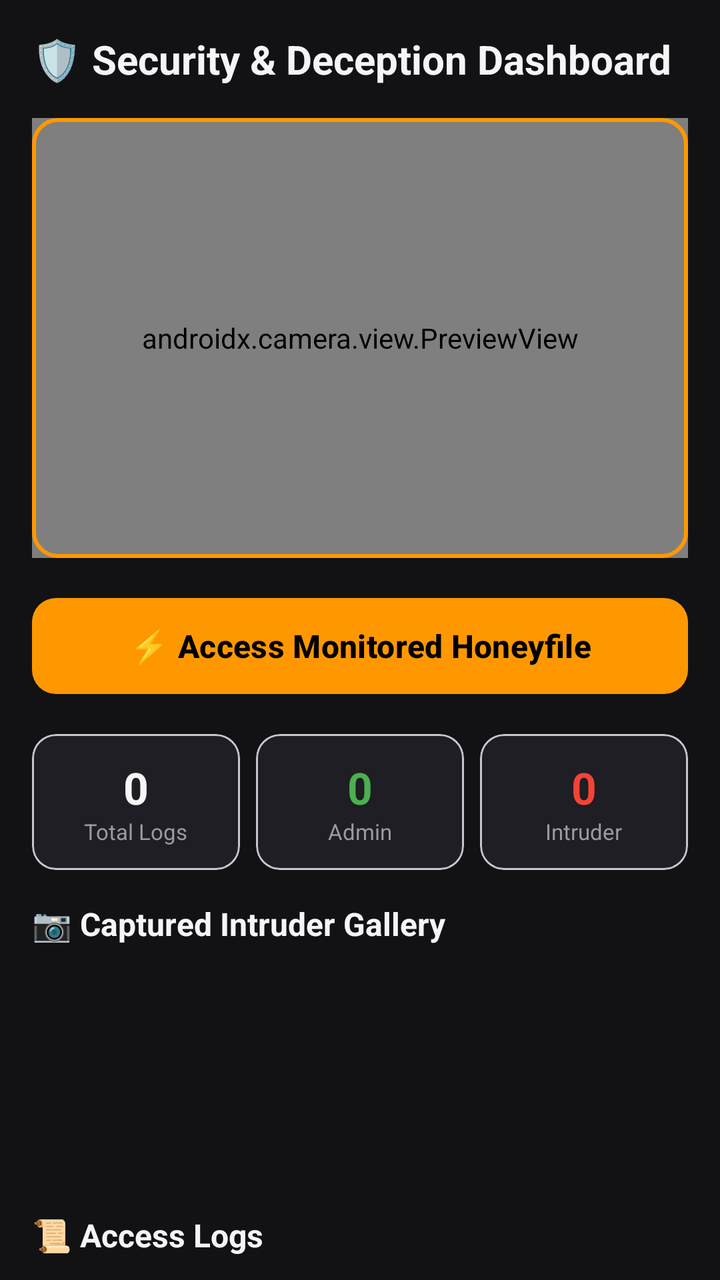
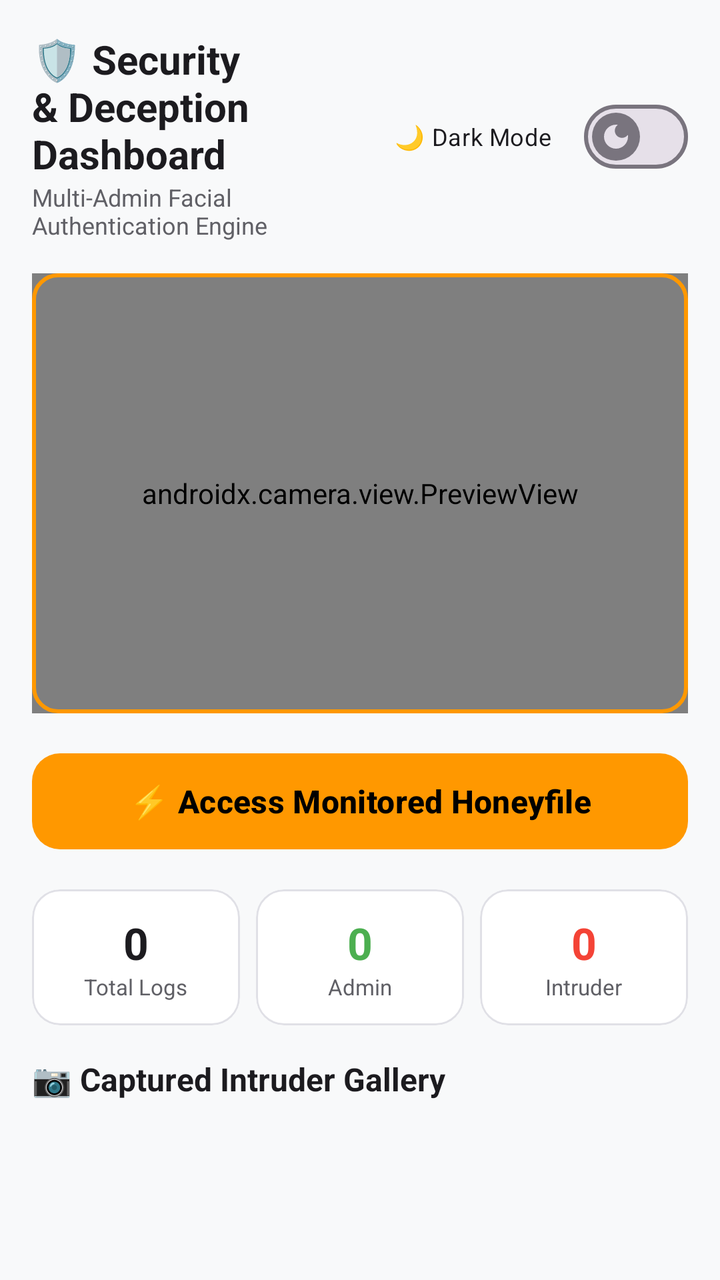

The first picture is an Android layout as it rendered before a commit; the second is the same layout after the commit. The layout source and the unified diff follow.
<!-- AndroidManifest.xml: activity theme Theme.HoneyfileSecurity -->
<!-- res/layout/activity_main.xml -->
<?xml version="1.0" encoding="utf-8"?>
<androidx.core.widget.NestedScrollView xmlns:android="http://schemas.android.com/apk/res/android"
    xmlns:app="http://schemas.android.com/apk/res-auto"
    android:layout_width="match_parent"
    android:layout_height="match_parent"
    android:background="@color/dark_bg"
    android:fillViewport="true">

    <LinearLayout
        android:layout_width="match_parent"
        android:layout_height="wrap_content"
        android:orientation="vertical"
        android:padding="16dp">

        
        <TextView
            android:layout_width="wrap_content"
            android:layout_height="wrap_content"
            android:text="@string/dashboard_title"
            android:textColor="@color/text_primary"
            android:textSize="20sp"
            android:textStyle="bold"
            android:layout_marginBottom="16dp" />

        
        <FrameLayout
            android:layout_width="match_parent"
            android:layout_height="220dp"
            android:layout_marginBottom="16dp">

            <androidx.camera.view.PreviewView
                android:id="@+id/previewView"
                android:layout_width="match_parent"
                android:layout_height="match_parent" />

            <View
                android:layout_width="match_parent"
                android:layout_height="match_parent"
                android:background="@drawable/camera_overlay_border" />
        </FrameLayout>

        
        <com.google.android.material.button.MaterialButton
            android:id="@+id/btnTrigger"
            android:layout_width="match_parent"
            android:layout_height="56dp"
            android:text="@string/trigger_button_text"
            android:textColor="@color/black"
            android:textSize="16sp"
            android:textStyle="bold"
            app:backgroundTint="@color/primary_accent"
            app:cornerRadius="12dp"
            android:layout_marginBottom="16dp" />

        
        <LinearLayout
            android:layout_width="match_parent"
            android:layout_height="wrap_content"
            android:orientation="horizontal"
            android:layout_marginBottom="16dp">

            <com.google.android.material.card.MaterialCardView
                android:layout_width="0dp"
                android:layout_height="wrap_content"
                android:layout_weight="1"
                android:layout_marginEnd="4dp"
                app:cardBackgroundColor="@color/card_bg"
                app:cardCornerRadius="12dp">
                <LinearLayout
                    android:layout_width="match_parent"
                    android:layout_height="wrap_content"
                    android:orientation="vertical"
                    android:padding="12dp"
                    android:gravity="center">
                    <TextView
                        android:id="@+id/tvTotalLogs"
                        android:layout_width="wrap_content"
                        android:layout_height="wrap_content"
                        android:text="0"
                        android:textColor="@color/text_primary"
                        android:textSize="22sp"
                        android:textStyle="bold" />
                    <TextView
                        android:layout_width="wrap_content"
                        android:layout_height="wrap_content"
                        android:text="Total Logs"
                        android:textColor="@color/text_secondary"
                        android:textSize="11sp" />
                </LinearLayout>
            </com.google.android.material.card.MaterialCardView>

            <com.google.android.material.card.MaterialCardView
                android:layout_width="0dp"
                android:layout_height="wrap_content"
                android:layout_weight="1"
                android:layout_marginHorizontal="4dp"
                app:cardBackgroundColor="@color/card_bg"
                app:cardCornerRadius="12dp">
                <LinearLayout
                    android:layout_width="match_parent"
                    android:layout_height="wrap_content"
                    android:orientation="vertical"
                    android:padding="12dp"
                    android:gravity="center">
                    <TextView
                        android:id="@+id/tvAdminCount"
                        android:layout_width="wrap_content"
                        android:layout_height="wrap_content"
                        android:text="0"
                        android:textColor="@color/success_green"
                        android:textSize="22sp"
                        android:textStyle="bold" />
                    <TextView
                        android:layout_width="wrap_content"
                        android:layout_height="wrap_content"
                        android:text="Admin"
                        android:textColor="@color/text_secondary"
                        android:textSize="11sp" />
                </LinearLayout>
            </com.google.android.material.card.MaterialCardView>

            <com.google.android.material.card.MaterialCardView
                android:layout_width="0dp"
                android:layout_height="wrap_content"
                android:layout_weight="1"
                android:layout_marginStart="4dp"
                app:cardBackgroundColor="@color/card_bg"
                app:cardCornerRadius="12dp">
                <LinearLayout
                    android:layout_width="match_parent"
                    android:layout_height="wrap_content"
                    android:orientation="vertical"
                    android:padding="12dp"
                    android:gravity="center">
                    <TextView
                        android:id="@+id/tvIntruderCount"
                        android:layout_width="wrap_content"
                        android:layout_height="wrap_content"
                        android:text="0"
                        android:textColor="@color/alert_red"
                        android:textSize="22sp"
                        android:textStyle="bold" />
                    <TextView
                        android:layout_width="wrap_content"
                        android:layout_height="wrap_content"
                        android:text="Intruder"
                        android:textColor="@color/text_secondary"
                        android:textSize="11sp" />
                </LinearLayout>
            </com.google.android.material.card.MaterialCardView>

        </LinearLayout>

        
        <TextView
            android:layout_width="wrap_content"
            android:layout_height="wrap_content"
            android:text="@string/gallery_section_title"
            android:textColor="@color/text_primary"
            android:textSize="16sp"
            android:textStyle="bold"
            android:layout_marginBottom="8dp" />

        <androidx.recyclerview.widget.RecyclerView
            android:id="@+id/rvGallery"
            android:layout_width="match_parent"
            android:layout_height="110dp"
            android:orientation="horizontal"
            android:layout_marginBottom="16dp" />

        
        <TextView
            android:layout_width="wrap_content"
            android:layout_height="wrap_content"
            android:text="@string/logs_section_title"
            android:textColor="@color/text_primary"
            android:textSize="16sp"
            android:textStyle="bold"
            android:layout_marginBottom="8dp" />

        <androidx.recyclerview.widget.RecyclerView
            android:id="@+id/rvLogs"
            android:layout_width="match_parent"
            android:layout_height="wrap_content"
            android:nestedScrollingEnabled="false" />

    </LinearLayout>

</androidx.core.widget.NestedScrollView>
<!-- resources referenced by this layout -->
<resources>
  <color name="alert_red">#F44336</color>
  <color name="black">#FF000000</color>
  <color name="card_bg">#1E1E24</color>
  <color name="dark_bg">#121214</color>
  <color name="primary_accent">#FF9800</color>
  <color name="success_green">#4CAF50</color>
  <color name="text_primary">#F5F5F7</color>
  <color name="text_secondary">#9A9AA0</color>
  <!-- drawable camera_overlay_border (drawable) -->
  <?xml version="1.0" encoding="utf-8"?>
  <shape xmlns:android="http://schemas.android.com/apk/res/android"
      android:shape="rectangle">
      <stroke android:width="2dp" android:color="@color/primary_accent" />
      <corners android:radius="12dp" />
  </shape>
  <string name="dashboard_title">🛡️ Security &amp; Deception Dashboard</string>
  <string name="gallery_section_title">📷 Captured Intruder Gallery</string>
  <string name="logs_section_title">📜 Access Logs</string>
  <string name="trigger_button_text">⚡ Access Monitored Honeyfile</string>
  <style name="Theme.HoneyfileSecurity" parent="Theme.Material3.DayNight.NoActionBar">
          <item name="colorPrimary">@color/primary_accent</item>
          <item name="colorOnPrimary">@color/black</item>
          <item name="colorSecondary">@color/teal_200</item>
          <item name="android:statusBarColor">@color/dark_bg</item>
          <item name="android:windowBackground">@color/dark_bg</item>
      </style>
  <color name="teal_200">#FF03DAC5</color>
</resources>

<!-- the commit's change to res/layout/activity_main.xml (unified diff, before → after) -->
@@ -3,7 +3,7 @@
     xmlns:app="http://schemas.android.com/apk/res-auto"
     android:layout_width="match_parent"
     android:layout_height="match_parent"
-    android:background="@color/dark_bg"
+    android:background="?attr/appBackgroundColor"
     android:fillViewport="true">
 
     <LinearLayout
@@ -13,14 +13,46 @@
         android:padding="16dp">
 
         
-        <TextView
-            android:layout_width="wrap_content"
-            android:layout_height="wrap_content"
-            android:text="@string/dashboard_title"
-            android:textColor="@color/text_primary"
-            android:textSize="20sp"
-            android:textStyle="bold"
-            android:layout_marginBottom="16dp" />
+        <LinearLayout
+            android:layout_width="match_parent"
+            android:layout_height="wrap_content"
+            android:orientation="horizontal"
+            android:gravity="center_vertical"
+            android:layout_marginBottom="16dp">
+
+            <LinearLayout
+                android:layout_width="0dp"
+                android:layout_height="wrap_content"
+                android:layout_weight="1"
+                android:orientation="vertical">
+
+                <TextView
+                    android:layout_width="wrap_content"
+                    android:layout_height="wrap_content"
+                    android:text="@string/dashboard_title"
+                    android:textColor="?attr/appTextColorPrimary"
+                    android:textSize="20sp"
+                    android:textStyle="bold" />
+
+                <TextView
+                    android:layout_width="wrap_content"
+                    android:layout_height="wrap_content"
+                    android:text="@string/dashboard_subtitle"
+                    android:textColor="?attr/appTextColorSecondary"
+                    android:textSize="12sp" />
+
+            </LinearLayout>
+
+            <com.google.android.material.materialswitch.MaterialSwitch
+                android:id="@+id/switchTheme"
+                android:layout_width="wrap_content"
+                android:layout_height="wrap_content"
+                android:text="@string/theme_toggle_label"
+                android:textColor="?attr/appTextColorPrimary"
+                android:textSize="12sp"
+                app:thumbIcon="@drawable/ic_theme_toggle_icon" />
+
+        </LinearLayout>
 
         
         <FrameLayout
@@ -49,7 +81,7 @@
             android:textSize="16sp"
             android:textStyle="bold"
             app:backgroundTint="@color/primary_accent"
-            app:cornerRadius="12dp"
+            app:cornerRadius="14dp"
             android:layout_marginBottom="16dp" />
 
         
@@ -64,8 +96,10 @@
                 android:layout_height="wrap_content"
                 android:layout_weight="1"
                 android:layout_marginEnd="4dp"
-                app:cardBackgroundColor="@color/card_bg"
-                app:cardCornerRadius="12dp">
+                app:cardBackgroundColor="?attr/appCardColor"
+                app:cardCornerRadius="14dp"
+                app:strokeColor="?attr/appCardStrokeColor"
+                app:strokeWidth="1dp">
                 <LinearLayout
                     android:layout_width="match_parent"
                     android:layout_height="wrap_content"
@@ -77,14 +111,14 @@
                         android:layout_width="wrap_content"
                         android:layout_height="wrap_content"
                         android:text="0"
-                        android:textColor="@color/text_primary"
+                        android:textColor="?attr/appTextColorPrimary"
                         android:textSize="22sp"
                         android:textStyle="bold" />
                     <TextView
                         android:layout_width="wrap_content"
                         android:layout_height="wrap_content"
                         android:text="Total Logs"
-                        android:textColor="@color/text_secondary"
+                        android:textColor="?attr/appTextColorSecondary"
                         android:textSize="11sp" />
                 </LinearLayout>
             </com.google.android.material.card.MaterialCardView>
@@ -94,8 +128,10 @@
                 android:layout_height="wrap_content"
                 android:layout_weight="1"
                 android:layout_marginHorizontal="4dp"
-                app:cardBackgroundColor="@color/card_bg"
-                app:cardCornerRadius="12dp">
+                app:cardBackgroundColor="?attr/appCardColor"
+                app:cardCornerRadius="14dp"
+                app:strokeColor="?attr/appCardStrokeColor"
+                app:strokeWidth="1dp">
                 <LinearLayout
                     android:layout_width="match_parent"
                     android:layout_height="wrap_content"
@@ -114,7 +150,7 @@
                         android:layout_width="wrap_content"
                         android:layout_height="wrap_content"
                         android:text="Admin"
-                        android:textColor="@color/text_secondary"
+                        android:textColor="?attr/appTextColorSecondary"
                         android:textSize="11sp" />
                 </LinearLayout>
             </com.google.android.material.card.MaterialCardView>
@@ -124,8 +160,10 @@
                 android:layout_height="wrap_content"
                 android:layout_weight="1"
                 android:layout_marginStart="4dp"
-                app:cardBackgroundColor="@color/card_bg"
-                app:cardCornerRadius="12dp">
+                app:cardBackgroundColor="?attr/appCardColor"
+                app:cardCornerRadius="14dp"
+                app:strokeColor="?attr/appCardStrokeColor"
+                app:strokeWidth="1dp">
                 <LinearLayout
                     android:layout_width="match_parent"
                     android:layout_height="wrap_content"
@@ -144,7 +182,7 @@
                         android:layout_width="wrap_content"
                         android:layout_height="wrap_content"
                         android:text="Intruder"
-                        android:textColor="@color/text_secondary"
+                        android:textColor="?attr/appTextColorSecondary"
                         android:textSize="11sp" />
                 </LinearLayout>
             </com.google.android.material.card.MaterialCardView>
@@ -156,7 +194,7 @@
             android:layout_width="wrap_content"
             android:layout_height="wrap_content"
             android:text="@string/gallery_section_title"
-            android:textColor="@color/text_primary"
+            android:textColor="?attr/appTextColorPrimary"
             android:textSize="16sp"
             android:textStyle="bold"
             android:layout_marginBottom="8dp" />
@@ -173,7 +211,7 @@
             android:layout_width="wrap_content"
             android:layout_height="wrap_content"
             android:text="@string/logs_section_title"
-            android:textColor="@color/text_primary"
+            android:textColor="?attr/appTextColorPrimary"
             android:textSize="16sp"
             android:textStyle="bold"
             android:layout_marginBottom="8dp" />
<!-- resource entries referenced after the edit -->
@@ -2,12 +2,8 @@
 <resources>
   <color name="alert_red">#F44336</color>
   <color name="black">#FF000000</color>
-  <color name="card_bg">#1E1E24</color>
-  <color name="dark_bg">#121214</color>
   <color name="primary_accent">#FF9800</color>
   <color name="success_green">#4CAF50</color>
-  <color name="text_primary">#F5F5F7</color>
-  <color name="text_secondary">#9A9AA0</color>
   <!-- drawable camera_overlay_border (drawable) -->
   <?xml version="1.0" encoding="utf-8"?>
   <shape xmlns:android="http://schemas.android.com/apk/res/android"
@@ -15,17 +11,43 @@
       <stroke android:width="2dp" android:color="@color/primary_accent" />
       <corners android:radius="12dp" />
   </shape>
+  <!-- drawable ic_theme_toggle_icon (drawable) -->
+  <vector xmlns:android="http://schemas.android.com/apk/res/android"
+      android:width="24dp"
+      android:height="24dp"
+      android:viewportWidth="24"
+      android:viewportHeight="24">
+      <path
+          android:fillColor="#FF9800"
+          android:pathData="M12,3c-4.97,0 -9,4.03 -9,9s4.03,9 9,9 9,-4.03 9,-9c0,-0.46 -0.04,-0.92 -0.1,-1.36 -0.98,1.37 -2.58,2.26 -4.4,2.26 -2.98,0 -5.4,-2.42 -5.4,-5.4 0,-1.81 0.89,-3.42 2.26,-4.4C12.92,3.04 12.46,3 12,3z"/>
+  </vector>
+  <string name="dashboard_subtitle">Multi-Admin Facial Authentication Engine</string>
   <string name="dashboard_title">🛡️ Security &amp; Deception Dashboard</string>
   <string name="gallery_section_title">📷 Captured Intruder Gallery</string>
   <string name="logs_section_title">📜 Access Logs</string>
+  <string name="theme_toggle_label">🌙 Dark Mode</string>
   <string name="trigger_button_text">⚡ Access Monitored Honeyfile</string>
   <style name="Theme.HoneyfileSecurity" parent="Theme.Material3.DayNight.NoActionBar">
-          <item name="colorPrimary">@color/primary_accent</item>
-          <item name="colorOnPrimary">@color/black</item>
-          <item name="colorSecondary">@color/teal_200</item>
-          <item name="android:statusBarColor">@color/dark_bg</item>
-          <item name="android:windowBackground">@color/dark_bg</item>
+          <item name="colorPrimary">@color/primary_accent_light</item>
+          <item name="colorOnPrimary">@color/white</item>
+          <item name="colorSecondary">@color/teal_700</item>
+          <item name="android:statusBarColor">@color/light_bg</item>
+          <item name="android:windowBackground">@color/light_bg</item>
+  
+          
+          <item name="appBackgroundColor">@color/light_bg</item>
+          <item name="appCardColor">@color/light_card_bg</item>
+          <item name="appCardStrokeColor">@color/light_card_stroke</item>
+          <item name="appTextColorPrimary">@color/light_text_primary</item>
+          <item name="appTextColorSecondary">@color/light_text_secondary</item>
       </style>
-  <color name="teal_200">#FF03DAC5</color>
+  <color name="primary_accent_light">#F57C00</color>
+  <color name="white">#FFFFFFFF</color>
+  <color name="teal_700">#FF018786</color>
+  <color name="light_bg">#F8F9FA</color>
+  <color name="light_card_bg">#FFFFFF</color>
+  <color name="light_card_stroke">#E0E0E6</color>
+  <color name="light_text_primary">#1C1B1F</color>
+  <color name="light_text_secondary">#606066</color>
 </resources>
 
